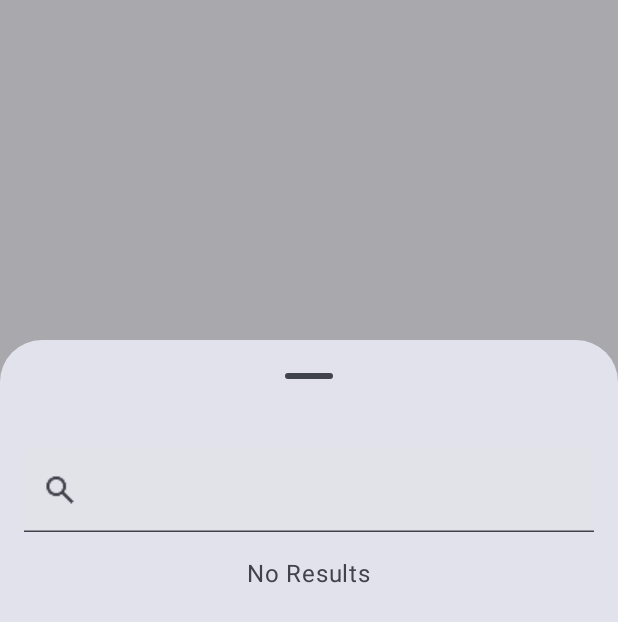
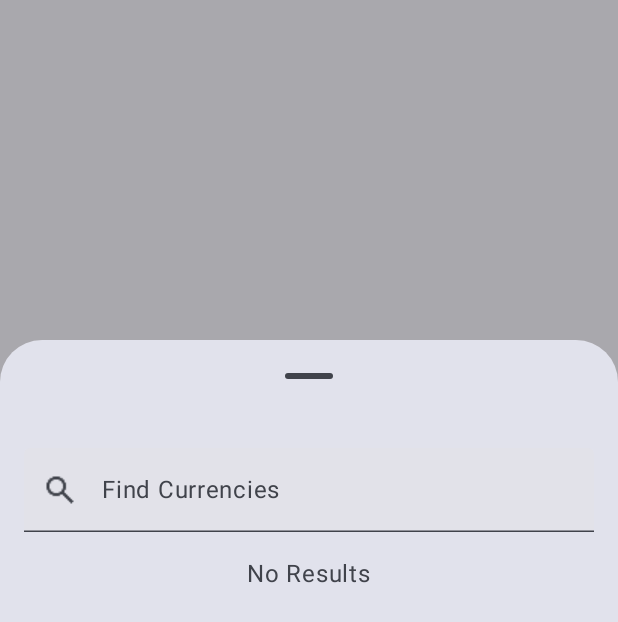
Before and after one commit to Rakhmanidze/RateMan-app, an Android app built with Jetpack Compose: the composable CurrencySelectionDialog called with empty values, on a phone screen of 412 x 824 dp. Shown: the top 622 px of the screen. Run offline under Robolectric (Android 15) with nearby library versions, the phone set to English and light mode, and no system bars; 8 statements that could not run were skipped.

Commit message:
Use Text for TextField placeholder.

```diff
--- a/app/src/main/java/com/currency/rateman/ui/components/CurrencySelectionDialog.kt
+++ b/app/src/main/java/com/currency/rateman/ui/components/CurrencySelectionDialog.kt
@@ -59,7 +59,7 @@ fun CurrencySelectionDialog(
             TextField(
                 value = searchCurrency,
                 onValueChange = { searchCurrency = it },
-                placeholder = { stringResource(R.string.find_currencies)},
+                placeholder = {Text(stringResource(R.string.find_currencies))},
                 modifier = Modifier.fillMaxWidth(),
                 maxLines = 1,
                 singleLine = true,
```
